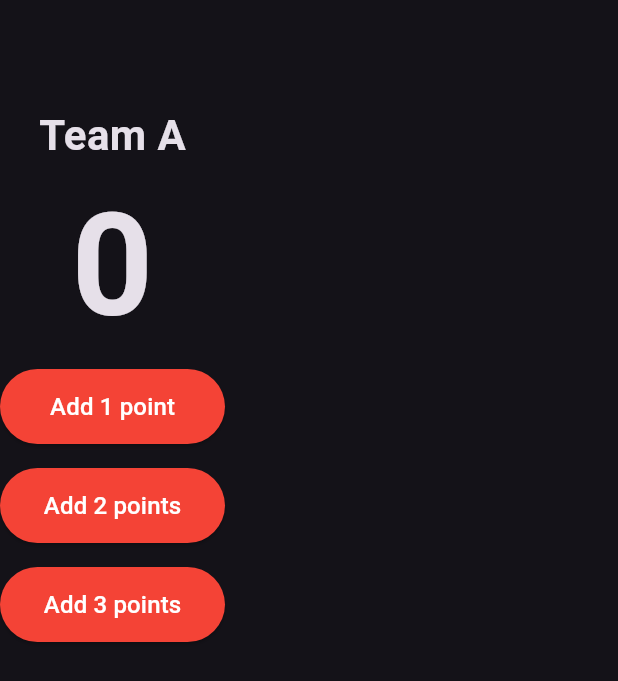
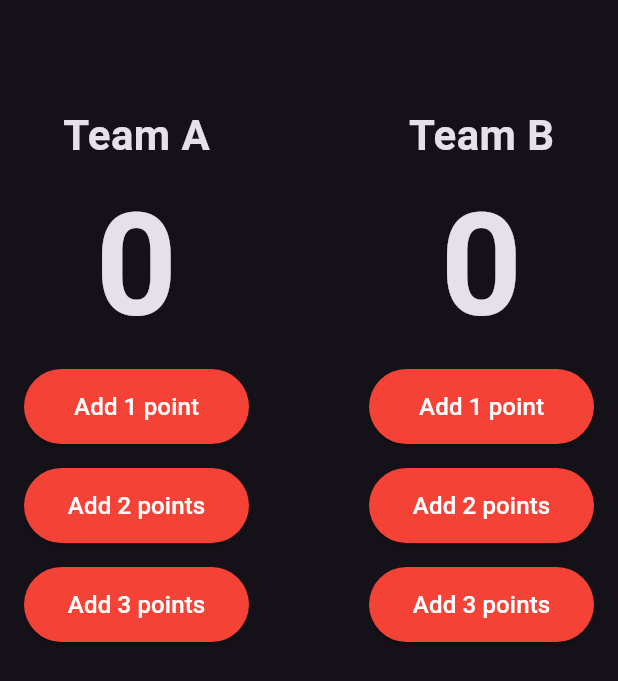
Before and after one commit to ali4hassan9ali2022/basketball_pointers_counter_app, a Flutter app: the screen it shows after launch, on a phone screen of 412 x 824 dp. Shown: the top 681 px of the screen. Run offline on Flutter 3.47's test engine with Material 3 defaults, Android fonts, the phone set to English and light mode, and no system bars.

Commit message:
create custom team b

```diff
--- a/lib/main.dart
+++ b/lib/main.dart
@@ -13,23 +13,98 @@ class BasketBallPointersCounterApp extends StatelessWidget {
       theme: ThemeData.dark(),
       debugShowCheckedModeBanner: false,
       home: Scaffold(
-        body: Column(
+        body: Padding(
+          padding: const EdgeInsets.symmetric(horizontal: 16),
+          child: Column(
             children: [
-            SizedBox(
+              const SizedBox(
                 height: 70,
               ),
               Row(
+                mainAxisAlignment: MainAxisAlignment.spaceBetween,
                 children: [
                   Column(
                     children: [
-                    Text(
+                      const Text(
                         "Team A",
                         style: TextStyle(
                           fontSize: 28,
                           fontWeight: FontWeight.bold,
                         ),
                       ),
-                    Text(
+                      const Text(
+                        "0",
+                        style: TextStyle(
+                          fontSize: 95,
+                          fontWeight: FontWeight.bold,
+                        ),
+                      ),
+                      ElevatedButton(
+                        style: ElevatedButton.styleFrom(
+                          maximumSize: const Size(150, 50),
+                          backgroundColor: Colors.red,
+                        ),
+                        onPressed: () {},
+                        child: const Center(
+                          child: Text(
+                            "Add 1 point",
+                            style: TextStyle(
+                              color: Colors.white,
+                              fontSize: 16,
+                            ),
+                          ),
+                        ),
+                      ),
+                      const SizedBox(
+                        height: 16,
+                      ),
+                      ElevatedButton(
+                        style: ElevatedButton.styleFrom(
+                          maximumSize: const Size(150, 50),
+                          backgroundColor: Colors.red,
+                        ),
+                        onPressed: () {},
+                        child: const Center(
+                          child: Text(
+                            "Add 2 points",
+                            style: TextStyle(
+                              color: Colors.white,
+                              fontSize: 16,
+                            ),
+                          ),
+                        ),
+                      ),
+                      const SizedBox(
+                        height: 16,
+                      ),
+                      ElevatedButton(
+                        style: ElevatedButton.styleFrom(
+                          maximumSize: const Size(150, 50),
+                          backgroundColor: Colors.red,
+                        ),
+                        onPressed: () {},
+                        child: const Center(
+                          child: Text(
+                            "Add 3 points",
+                            style: TextStyle(
+                              color: Colors.white,
+                              fontSize: 16,
+                            ),
+                          ),
+                        ),
+                      ),
+                    ],
+                  ),
+                  Column(
+                    children: [
+                      const Text(
+                        "Team B",
+                        style: TextStyle(
+                          fontSize: 28,
+                          fontWeight: FontWeight.bold,
+                        ),
+                      ),
+                      const Text(
                         "0",
                         style: TextStyle(
                           fontSize: 95,
@@ -93,8 +168,9 @@ class BasketBallPointersCounterApp extends StatelessWidget {
                     ],
                   ),
                 ],
-            )
+              ),
             ],
+          ),
         ),
       ),
     );
```
Lines whose indentation alone changed are shown as unchanged.
